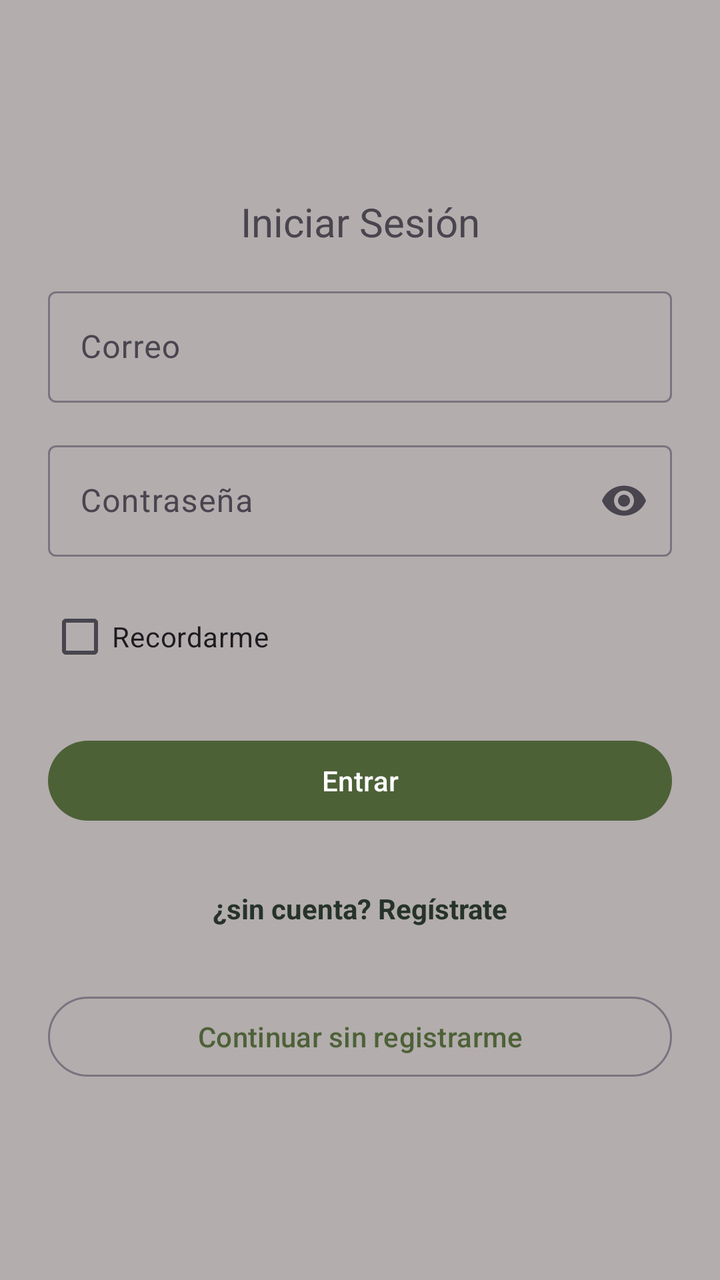
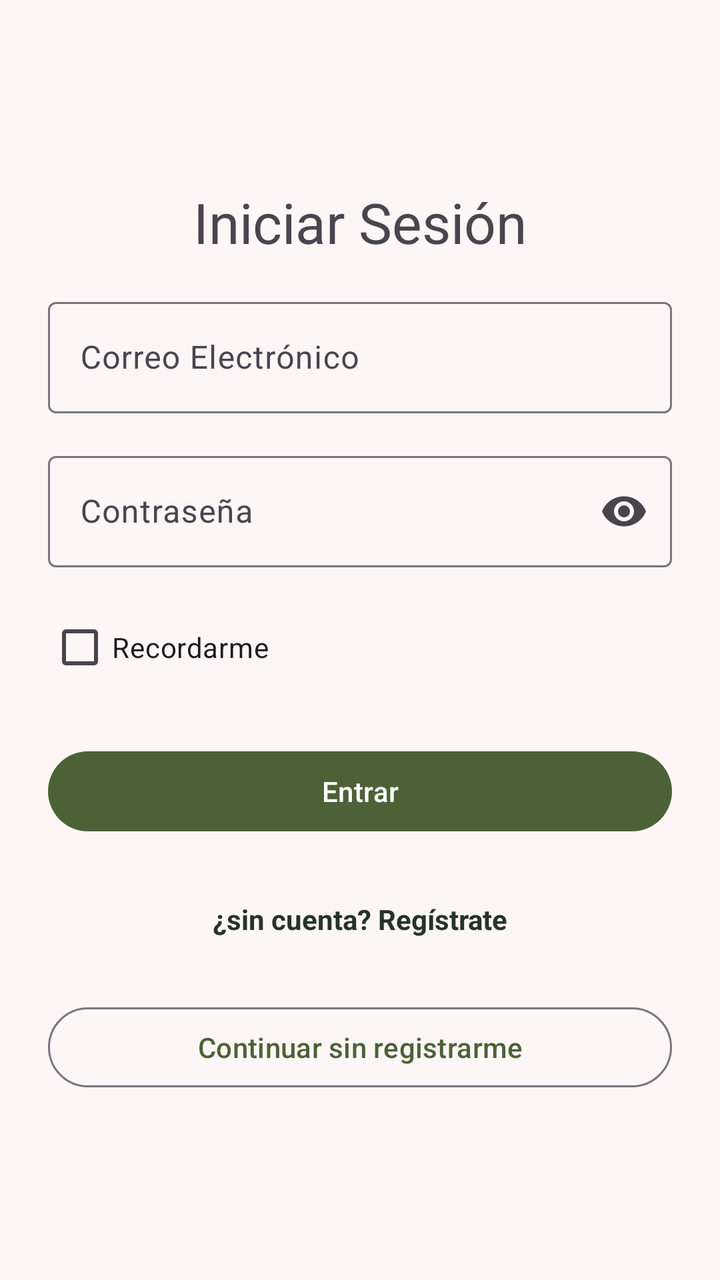

Compare the two renders of this Android layout. The source of the first and the diff that turns it into the second are given below.
<!-- AndroidManifest.xml: application theme Theme.MyApplication -->
<!-- res/layout/activity_login.xml -->
<?xml version="1.0" encoding="utf-8"?>
<LinearLayout xmlns:android="http://schemas.android.com/apk/res/android"
    xmlns:app="http://schemas.android.com/apk/res-auto"
    xmlns:tools="http://schemas.android.com/tools"
    android:id="@+id/main"
    android:layout_width="match_parent"
    android:layout_height="match_parent"
    android:gravity="center_vertical"
    android:orientation="vertical"
    android:padding="24dp"
    tools:context=".LoginActivity">


    <TextView
        android:layout_width="match_parent"
        android:layout_height="wrap_content"
        android:layout_marginBottom="16dp"
        android:gravity="center"
        android:text="@string/login_title"
        android:textSize="20sp"></TextView>

    <com.google.android.material.textfield.TextInputLayout
        android:layout_width="match_parent"
        android:layout_height="wrap_content"
        android:layout_marginBottom="16dp"
        android:hint="@string/email_hint">

        <com.google.android.material.textfield.TextInputEditText
            android:layout_width="match_parent"
            android:layout_height="wrap_content"
            android:inputType="textEmailAddress"></com.google.android.material.textfield.TextInputEditText>


    </com.google.android.material.textfield.TextInputLayout>

    <com.google.android.material.textfield.TextInputLayout
        android:layout_width="match_parent"
        android:layout_height="wrap_content"
        android:layout_marginBottom="16dp"
        android:hint="@string/password_hint"
        app:endIconMode="password_toggle">

        <com.google.android.material.textfield.TextInputEditText
            android:layout_width="match_parent"
            android:layout_height="wrap_content"
            android:inputType="textPassword"></com.google.android.material.textfield.TextInputEditText>

    </com.google.android.material.textfield.TextInputLayout>

    <CheckBox
        android:layout_width="wrap_content"
        android:layout_height="wrap_content"
        android:layout_marginBottom="24dp"
        android:text="@string/remember_me" />

    <Button
        android:layout_width="match_parent"
        android:layout_height="wrap_content"
        android:text="@string/login_button"
        android:layout_marginBottom="16dp"/>

    <TextView
        android:layout_width="match_parent"
        android:layout_height="wrap_content"
        android:text="@string/register_link"
        android:gravity="center"
        android:textColor="@color/text"
        android:textStyle="bold"
        android:minHeight="48dp"
        android:layout_marginBottom="16dp"/>

    <Button
        android:layout_width="match_parent"
        android:layout_height="wrap_content"
        android:text="@string/guest_continue"
        style="@style/Widget.Material3.Button.OutlinedButton"/>


</LinearLayout>
<!-- resources referenced by this layout -->
<resources>
  <color name="text">#26332B</color>
  <string name="email_hint">Correo</string>
  <string name="guest_continue">Continuar sin registrarme</string>
  <string name="login_button">Entrar</string>
  <string name="login_title">Iniciar Sesión</string>
  <string name="password_hint">Contraseña</string>
  <string name="register_link">¿sin cuenta? Regístrate</string>
  <string name="remember_me">Recordarme</string>
  <style name="Theme.MyApplication" parent="Base.Theme.MyApplication" />
  <style name="Base.Theme.MyApplication" parent="Theme.Material3.DayNight.NoActionBar">
          <item name="colorPrimary">@color/main_color</item>
          <item name="colorOnPrimary">@color/white</item>
          <item name="colorSecondary">@color/secondary_color</item>
          <item name="colorOnSecondary">@color/black</item>
          <item name="android:colorBackground">@color/background_color</item>
          <item name="colorOnBackground">@color/text</item>
      </style>
  <color name="main_color">#4D6137</color>
  <color name="white">#FFFFFFFF</color>
  <color name="secondary_color">#83A46D</color>
  <color name="black">#FF000000</color>
  <color name="background_color">#B3ADAD</color>
</resources>

<!-- the commit's change to res/layout/activity_login.xml (unified diff, before → after) -->
@@ -17,7 +17,7 @@
         android:layout_marginBottom="16dp"
         android:gravity="center"
         android:text="@string/login_title"
-        android:textSize="20sp"></TextView>
+        android:textSize="28sp"></TextView>
 
     <com.google.android.material.textfield.TextInputLayout
         android:layout_width="match_parent"
<!-- resource entries referenced after the edit -->
@@ -1,7 +1,7 @@
 <!-- resources referenced by this layout -->
 <resources>
   <color name="text">#26332B</color>
-  <string name="email_hint">Correo</string>
+  <string name="email_hint">Correo Electrónico</string>
   <string name="guest_continue">Continuar sin registrarme</string>
   <string name="login_button">Entrar</string>
   <string name="login_title">Iniciar Sesión</string>
@@ -21,6 +21,6 @@
   <color name="white">#FFFFFFFF</color>
   <color name="secondary_color">#83A46D</color>
   <color name="black">#FF000000</color>
-  <color name="background_color">#B3ADAD</color>
+  <color name="background_color">#FDF6F6</color>
 </resources>
 
